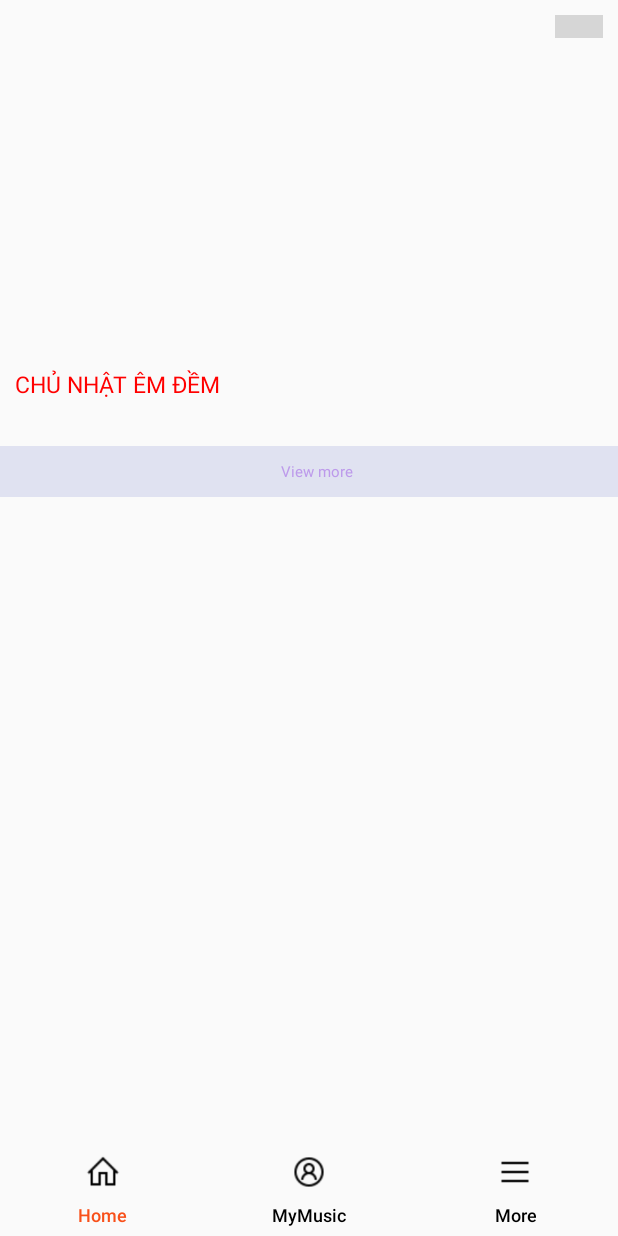
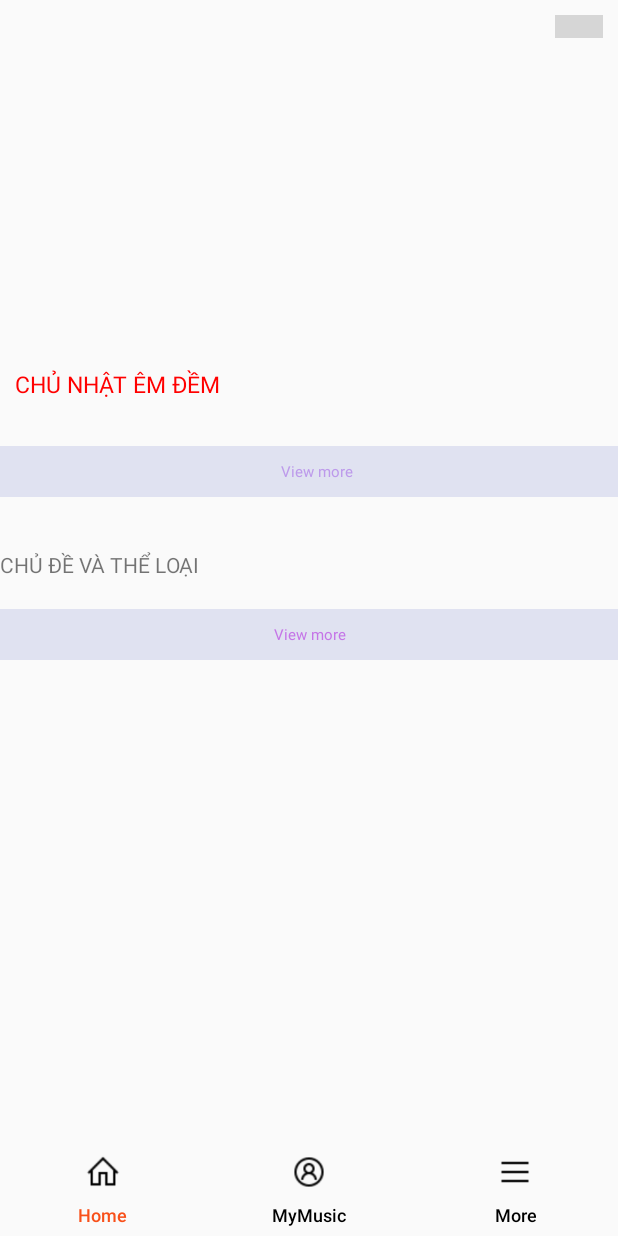
Before and after one commit to namdang0204/BTL_Android, an Android app: the screen it shows after launch (MainActivity), on a phone screen of 412 x 824 dp. Run offline under Robolectric (Android 15) with nearby library versions, the phone set to English and light mode, and no system bars; our stand-ins replace Picasso; libraries missing offline, so code that uses them is left out: com.facebook, com.facebook.login, me.relex.circleindicator; plain views replace CircleIndicator; pictures from the network do not load; 4 statements that could not run were skipped; grey boxes are pictures that could not be loaded.

```diff
--- a/app/src/main/java/com/example/myzing/Activity/DanhSachPlaylistActivity.java
+++ b/app/src/main/java/com/example/myzing/Activity/DanhSachPlaylistActivity.java
@@ -44,6 +44,7 @@ public class DanhSachPlaylistActivity extends AppCompatActivity {
             @Override
             public void onResponse(Call<List<Playlist>> call, Response<List<Playlist>> response) {
                 ArrayList<Playlist> arrayPlaylist = (ArrayList<Playlist>) response.body();
+//                Log.d("aaa", arrayPlaylist.get(0).getNamePlaylist());
 
                 danhSachPlaylistAdapter = new DanhSachPlaylistAdapter(DanhSachPlaylistActivity.this,arrayPlaylist);
                 recyclerView_Danhsach_Playlist.setLayoutManager(new GridLayoutManager(DanhSachPlaylistActivity.this,2));
--- a/app/src/main/java/com/example/myzing/Adapter/DanhSachPlaylistAdapter.java
+++ b/app/src/main/java/com/example/myzing/Adapter/DanhSachPlaylistAdapter.java
@@ -1,7 +1,6 @@
 package com.example.myzing.Adapter;
 
 import android.content.Context;
-import android.content.Intent;
 import android.provider.ContactsContract;
 import android.support.annotation.NonNull;
 import android.support.v7.widget.RecyclerView;
@@ -12,9 +11,7 @@ import android.view.ViewGroup;
 import android.widget.ArrayAdapter;
 import android.widget.ImageView;
 import android.widget.TextView;
-import android.widget.Toast;
 
-import com.example.myzing.Activity.ListSongActivity;
 import com.example.myzing.Model.Playlist;
 import com.example.myzing.R;
 import com.squareup.picasso.Picasso;
@@ -59,19 +56,10 @@ public class DanhSachPlaylistAdapter extends RecyclerView.Adapter<DanhSachPlayli
         TextView txtViewNamePlaylist;
 
 
-        public ViewHolder(final View itemView) {
+        public ViewHolder(View itemView) {
             super(itemView);
             imgBackgroundPlaylist = itemView.findViewById(R.id.imageview_danhsach_playlist);
             txtViewNamePlaylist = itemView.findViewById(R.id.textview_name_danhsach_playlist);
-
-            itemView.setOnClickListener(new View.OnClickListener() {
-                @Override
-                public void onClick(View v) {
-                    Intent intent = new Intent(context, ListSongActivity.class);
-                    intent.putExtra("itemPlaylist", arrayPlaylist.get(getPosition()));
-                    context.startActivity(intent);
-                }
-            });
         }
     }
 }
--- /dev/null
+++ b/app/src/main/java/com/example/myzing/Adapter/TopicGenreAdapter.java
@@ -0,0 +1,4 @@
+package com.example.myzing.Adapter;
+
+public class TopicGenreAdapter {
+}
--- /dev/null
+++ b/app/src/main/java/com/example/myzing/Fragment/Fragment_Topic_Genre.java
@@ -0,0 +1,36 @@
+package com.example.myzing.Fragment;
+
+import android.os.Bundle;
+import android.support.annotation.NonNull;
+import android.support.annotation.Nullable;
+import android.support.v4.app.Fragment;
+import android.support.v7.widget.RecyclerView;
+import android.view.LayoutInflater;
+import android.view.View;
+import android.view.ViewGroup;
+import android.widget.TextView;
+
+import com.example.myzing.R;
+
+public class Fragment_Topic_Genre extends Fragment {
+    View view;
+    TextView tv_topic_genre, tv_viewmore_topic_genre;
+    RecyclerView recyclerView_Topic_Genre;
+
+
+
+    @Override
+    public View onCreateView( LayoutInflater inflater, ViewGroup container,  Bundle savedInstanceState) {
+        view= inflater.inflate(R.layout.fragment_topic_genre,container,false);
+        tv_topic_genre= view.findViewById(R.id.txtview_topic_genre);
+        tv_viewmore_topic_genre= view.findViewById(R.id.txtview_viewmore_topic_genre);
+        recyclerView_Topic_Genre= view.findViewById(R.id.recycleview_topic_genre);
+        tv_viewmore_topic_genre.setOnClickListener(new View.OnClickListener() {
+            @Override
+            public void onClick(View v) {
+
+            }
+        });
+        return view;
+    }
+}
--- /dev/null
+++ b/app/src/main/res/layout/dong_topic_genre.xml
@@ -0,0 +1,16 @@
+<?xml version="1.0" encoding="utf-8"?>
+<LinearLayout xmlns:android="http://schemas.android.com/apk/res/android"
+    android:layout_width="match_parent"
+    android:layout_height="match_parent"
+    android:layout_margin="10dp"
+    android:orientation="vertical">
+
+    <ImageView
+        android:id="@+id/imageview_topic_genre"
+        android:layout_width="150dp"
+        android:layout_height="150dp"
+        android:scaleType="centerCrop" />
+
+
+
+</LinearLayout>
--- a/app/src/main/res/layout/fragment_home.xml
+++ b/app/src/main/res/layout/fragment_home.xml
@@ -25,6 +25,12 @@
             android:layout_height="wrap_content">
 
         </fragment>
+        <fragment
+            android:name="com.example.myzing.Fragment.Fragment_Topic_Genre"
+            android:id="@+id/fragment_topic_genre"
+            android:layout_marginTop="5dp"
+            android:layout_width="match_parent"
+            android:layout_height="wrap_content"></fragment>
 
     </LinearLayout>
 
--- /dev/null
+++ b/app/src/main/res/layout/fragment_topic_genre.xml
@@ -0,0 +1,31 @@
+<?xml version="1.0" encoding="utf-8"?>
+<RelativeLayout xmlns:android="http://schemas.android.com/apk/res/android"
+    android:layout_width="match_parent"
+    android:layout_height="match_parent"
+    xmlns:app="http://schemas.android.com/apk/res-auto">
+    <TextView
+        android:text="CHỦ ĐỀ VÀ THỂ LOẠI "
+        android:id="@+id/txtview_topic_genre"
+        android:layout_width="match_parent"
+        android:layout_height="wrap_content" />
+
+    <android.support.v7.widget.RecyclerView
+        android:id="@+id/recycleview_topic_genre"
+        android:layout_below="@+id/txtview_topic_genre"
+        android:layout_width="match_parent"
+        android:layout_height="wrap_content">
+    </android.support.v7.widget.RecyclerView>
+    <TextView
+        android:id="@+id/txtview_viewmore_topic_genre"
+        android:layout_marginTop="20dp"
+        android:textColor="#C575E7"
+        android:paddingTop="10dp"
+        android:paddingBottom="10dp"
+        android:gravity="center"
+        android:background="#E0E2F1"
+        android:textSize="10sp"
+        android:text="View more"
+        android:layout_below="@+id/recycleview_topic_genre"
+        android:layout_width="match_parent"
+        android:layout_height="wrap_content" />
+</RelativeLayout>
```
